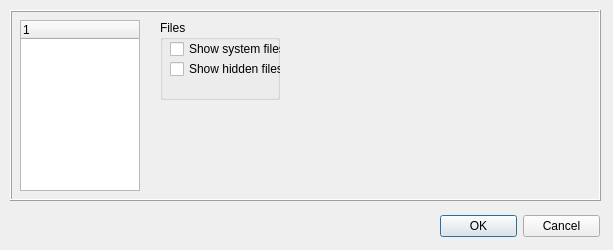
Qt form OptionsDialog.ui (martin-kudlicka/file-commander) before a commit.
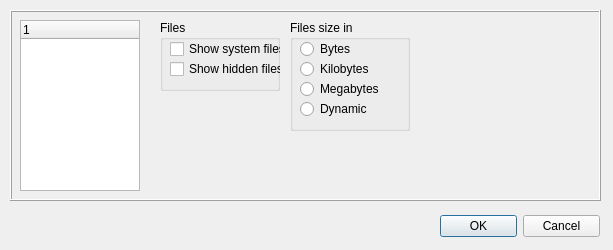
The same form after that commit. The open tabs and pages were chosen to show the change.

Commit message: + set show file size in option is which sizes will be shown in application * selected file size in qint64 instead of int fix

Patch:
```diff
--- a/OptionsDialog.ui
+++ b/OptionsDialog.ui
@@ -57,7 +57,7 @@
         <x>10</x>
         <y>10</y>
         <width>120</width>
-        <height>80</height>
+        <height>71</height>
        </rect>
       </property>
       <property name="title" >
@@ -90,6 +90,71 @@
        </property>
       </widget>
      </widget>
+     <widget class="QGroupBox" name="groupBox_5" >
+      <property name="geometry" >
+       <rect>
+        <x>140</x>
+        <y>10</y>
+        <width>120</width>
+        <height>111</height>
+       </rect>
+      </property>
+      <property name="title" >
+       <string>Files size in</string>
+      </property>
+      <widget class="QRadioButton" name="qrbSizeBytes" >
+       <property name="geometry" >
+        <rect>
+         <x>10</x>
+         <y>20</y>
+         <width>83</width>
+         <height>18</height>
+        </rect>
+       </property>
+       <property name="text" >
+        <string>Bytes</string>
+       </property>
+      </widget>
+      <widget class="QRadioButton" name="qrbSizeKilobytes" >
+       <property name="geometry" >
+        <rect>
+         <x>10</x>
+         <y>40</y>
+         <width>83</width>
+         <height>18</height>
+        </rect>
+       </property>
+       <property name="text" >
+        <string>Kilobytes</string>
+       </property>
+      </widget>
+      <widget class="QRadioButton" name="qrbSizeMegabytes" >
+       <property name="geometry" >
+        <rect>
+         <x>10</x>
+         <y>60</y>
+         <width>83</width>
+         <height>18</height>
+        </rect>
+       </property>
+       <property name="text" >
+        <string>Megabytes</string>
+       </property>
+      </widget>
+      <widget class="QRadioButton" name="qrbSizeDynamic" >
+       <property name="geometry" >
+        <rect>
+         <x>10</x>
+         <y>80</y>
+         <width>83</width>
+         <height>18</height>
+        </rect>
+       </property>
+       <property name="text" >
+        <string>Dynamic</string>
+       </property>
+      </widget>
+     </widget>
     </widget>
     <widget class="QWidget" name="page_3" >
      <widget class="QComboBox" name="qcbColumnSet" >
```
Left out of the diff: 2 changed lines with no effect on the pictures. The commit also changes 5 other files.
